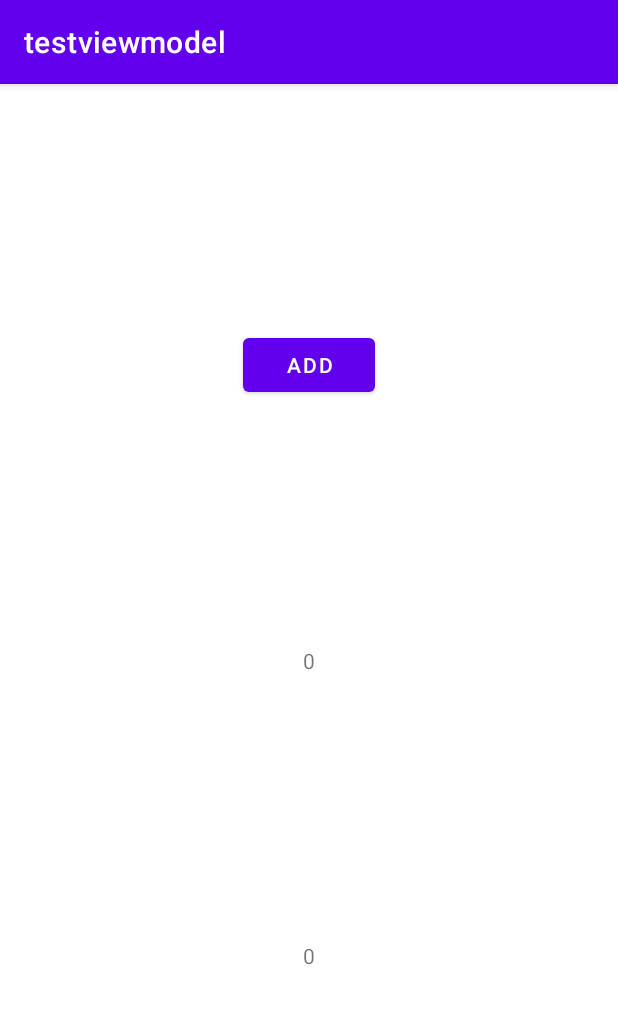
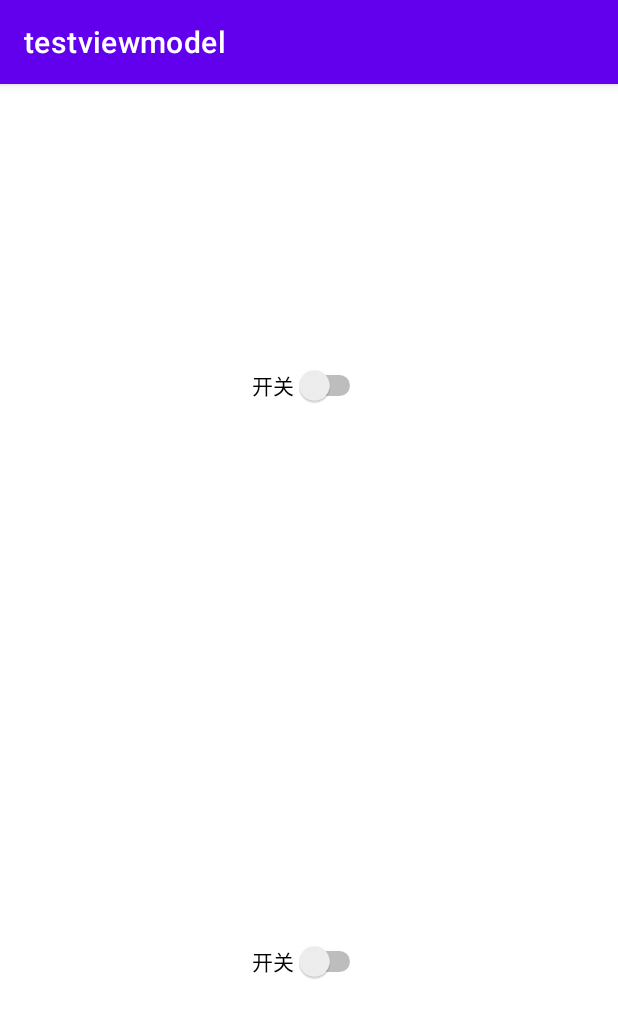
Before and after one commit to ElaineTaylor/TestJetpack, an Android app: the screen it shows after launch (MainActivity before the commit, TestFragmentActivity after it), on a phone screen of 412 x 824 dp. Shown: the top 1018 px of the screen. Run offline under Robolectric (Android 15) with nearby library versions, the phone set to English and light mode, and no system bars.

```diff
--- a/testviewmodel/build.gradle
+++ b/testviewmodel/build.gradle
@@ -33,6 +33,7 @@ dependencies {
     implementation 'androidx.appcompat:appcompat:1.2.0'
     implementation 'com.google.android.material:material:1.2.1'
     implementation 'androidx.constraintlayout:constraintlayout:2.0.4'
+    implementation 'androidx.legacy:legacy-support-v4:1.0.0'
     testImplementation 'junit:junit:4.+'
     androidTestImplementation 'androidx.test.ext:junit:1.1.2'
     androidTestImplementation 'androidx.test.espresso:espresso-core:3.3.0'
--- a/testviewmodel/src/main/AndroidManifest.xml
+++ b/testviewmodel/src/main/AndroidManifest.xml
@@ -9,13 +9,16 @@
         android:roundIcon="@mipmap/ic_launcher_round"
         android:supportsRtl="true"
         android:theme="@style/Theme.TestJetpack">
-        <activity android:name=".MainActivity">
+        <activity android:name=".testfragment.TestFragmentActivity">
             <intent-filter>
                 <action android:name="android.intent.action.MAIN" />
 
                 <category android:name="android.intent.category.LAUNCHER" />
             </intent-filter>
         </activity>
+        <activity android:name=".MainActivity">
+
+        </activity>
     </application>
 
 </manifest>
--- /dev/null
+++ b/testviewmodel/src/main/java/com/elaine/testviewmodel/testfragment/BottomFragment.java
@@ -0,0 +1,33 @@
+package com.elaine.testviewmodel.testfragment;
+
+import android.os.Bundle;
+import android.view.LayoutInflater;
+import android.view.View;
+import android.view.ViewGroup;
+import android.widget.Switch;
+
+import androidx.fragment.app.Fragment;
+import androidx.lifecycle.ViewModelProvider;
+
+import com.elaine.testviewmodel.R;
+
+/**
+ * 下面的Fragment，内有一个开关控件
+ */
+public class BottomFragment extends Fragment {
+
+    @Override
+    public View onCreateView(LayoutInflater inflater, ViewGroup container,
+                             Bundle savedInstanceState) {
+        // Inflate the layout for this fragment
+        View view = inflater.inflate(R.layout.fragment_bottom, container, false);
+        Switch swBottom = view.findViewById(R.id.sw_bottom);
+        //注意，这里要用getActivity()，而不是this
+        TestFragmentViewModel viewModel = new ViewModelProvider(getActivity(), new ViewModelProvider.AndroidViewModelFactory(getActivity().getApplication())).get(TestFragmentViewModel.class);
+        //公共viewModel数据变化监听
+        viewModel.getIsOpen().observe(this, swBottom::setChecked);
+        //控件操作监听
+        swBottom.setOnCheckedChangeListener((buttonView, isChecked) -> viewModel.getIsOpen().setValue(isChecked));
+        return view;
+    }
+}
--- /dev/null
+++ b/testviewmodel/src/main/java/com/elaine/testviewmodel/testfragment/TestFragmentActivity.java
@@ -0,0 +1,16 @@
+package com.elaine.testviewmodel.testfragment;
+
+import android.os.Bundle;
+
+import androidx.appcompat.app.AppCompatActivity;
+
+import com.elaine.testviewmodel.R;
+
+public class TestFragmentActivity extends AppCompatActivity {
+
+    @Override
+    protected void onCreate(Bundle savedInstanceState) {
+        super.onCreate(savedInstanceState);
+        setContentView(R.layout.activity_test_fragment);
+    }
+}
--- /dev/null
+++ b/testviewmodel/src/main/java/com/elaine/testviewmodel/testfragment/TestFragmentViewModel.java
@@ -0,0 +1,21 @@
+package com.elaine.testviewmodel.testfragment;
+
+import androidx.lifecycle.MutableLiveData;
+import androidx.lifecycle.ViewModel;
+
+/**
+ * BottomFragment和UpFragment公有的ViewModel
+ * author: elaine
+ * date: 2021/5/10
+ */
+public class TestFragmentViewModel extends ViewModel {
+    private MutableLiveData<Boolean> isOpen;
+
+    public MutableLiveData<Boolean> getIsOpen() {
+        if (isOpen == null) {
+            isOpen = new MutableLiveData<>();
+            isOpen.setValue(false);
+        }
+        return isOpen;
+    }
+}
--- /dev/null
+++ b/testviewmodel/src/main/java/com/elaine/testviewmodel/testfragment/UpFragment.java
@@ -0,0 +1,32 @@
+package com.elaine.testviewmodel.testfragment;
+
+import android.os.Bundle;
+import android.view.LayoutInflater;
+import android.view.View;
+import android.view.ViewGroup;
+import android.widget.Switch;
+
+import androidx.fragment.app.Fragment;
+import androidx.lifecycle.ViewModelProvider;
+
+import com.elaine.testviewmodel.R;
+
+/**
+ * 上面的Fragment，内有一个开关控件
+ */
+public class UpFragment extends Fragment {
+
+    @Override
+    public View onCreateView(LayoutInflater inflater, ViewGroup container,
+                             Bundle savedInstanceState) {
+        View view = inflater.inflate(R.layout.fragment_up, container, false);
+        Switch swUp = view.findViewById(R.id.sw_up);
+        //注意，这里要用getActivity()，而不是this
+        TestFragmentViewModel viewModel = new ViewModelProvider(getActivity(), new ViewModelProvider.AndroidViewModelFactory(getActivity().getApplication())).get(TestFragmentViewModel.class);
+        //公共viewModel数据变化监听
+        viewModel.getIsOpen().observe(this, swUp::setChecked);
+        //控件操作监听
+        swUp.setOnCheckedChangeListener((buttonView, isChecked) -> viewModel.getIsOpen().setValue(isChecked));
+        return view;
+    }
+}
--- /dev/null
+++ b/testviewmodel/src/main/res/layout/activity_test_fragment.xml
@@ -0,0 +1,37 @@
+<?xml version="1.0" encoding="utf-8"?>
+<androidx.constraintlayout.widget.ConstraintLayout xmlns:android="http://schemas.android.com/apk/res/android"
+    xmlns:app="http://schemas.android.com/apk/res-auto"
+    xmlns:tools="http://schemas.android.com/tools"
+    android:layout_width="match_parent"
+    android:layout_height="match_parent"
+    tools:context=".testfragment.TestFragmentActivity">
+
+    <androidx.constraintlayout.widget.Guideline
+        android:id="@+id/guideline4"
+        android:layout_width="wrap_content"
+        android:layout_height="wrap_content"
+        android:orientation="horizontal"
+        app:layout_constraintBottom_toBottomOf="parent"
+        app:layout_constraintGuide_end="366dp"
+        app:layout_constraintTop_toTopOf="parent" />
+
+    <fragment
+        android:id="@+id/up"
+        android:name="com.elaine.testviewmodel.testfragment.UpFragment"
+        android:layout_width="0dp"
+        android:layout_height="0dp"
+        app:layout_constraintBottom_toTopOf="@+id/guideline4"
+        app:layout_constraintEnd_toEndOf="parent"
+        app:layout_constraintStart_toStartOf="parent"
+        app:layout_constraintTop_toTopOf="parent" />
+
+    <fragment
+        android:id="@+id/bottom"
+        android:name="com.elaine.testviewmodel.testfragment.BottomFragment"
+        android:layout_width="0dp"
+        android:layout_height="0dp"
+        app:layout_constraintBottom_toBottomOf="parent"
+        app:layout_constraintEnd_toEndOf="parent"
+        app:layout_constraintStart_toStartOf="parent"
+        app:layout_constraintTop_toTopOf="@+id/guideline4" />
+</androidx.constraintlayout.widget.ConstraintLayout>
--- /dev/null
+++ b/testviewmodel/src/main/res/layout/fragment_bottom.xml
@@ -0,0 +1,19 @@
+<?xml version="1.0" encoding="utf-8"?>
+<androidx.constraintlayout.widget.ConstraintLayout xmlns:android="http://schemas.android.com/apk/res/android"
+    xmlns:app="http://schemas.android.com/apk/res-auto"
+    xmlns:tools="http://schemas.android.com/tools"
+    android:layout_width="match_parent"
+    android:layout_height="match_parent"
+    tools:context=".testfragment.BottomFragment">
+
+    <Switch
+        android:id="@+id/sw_bottom"
+        android:layout_width="wrap_content"
+        android:layout_height="wrap_content"
+        android:text="开关"
+        app:layout_constraintBottom_toBottomOf="parent"
+        app:layout_constraintEnd_toEndOf="parent"
+        app:layout_constraintStart_toStartOf="parent"
+        app:layout_constraintTop_toTopOf="parent" />
+
+</androidx.constraintlayout.widget.ConstraintLayout>
--- /dev/null
+++ b/testviewmodel/src/main/res/layout/fragment_up.xml
@@ -0,0 +1,19 @@
+<?xml version="1.0" encoding="utf-8"?>
+<androidx.constraintlayout.widget.ConstraintLayout xmlns:android="http://schemas.android.com/apk/res/android"
+    xmlns:app="http://schemas.android.com/apk/res-auto"
+    xmlns:tools="http://schemas.android.com/tools"
+    android:layout_width="match_parent"
+    android:layout_height="match_parent"
+    tools:context=".testfragment.UpFragment">
+
+    <Switch
+        android:id="@+id/sw_up"
+        android:layout_width="wrap_content"
+        android:layout_height="wrap_content"
+        android:text="开关"
+        app:layout_constraintBottom_toBottomOf="parent"
+        app:layout_constraintEnd_toEndOf="parent"
+        app:layout_constraintStart_toStartOf="parent"
+        app:layout_constraintTop_toTopOf="parent" />
+
+</androidx.constraintlayout.widget.ConstraintLayout>
--- a/testviewmodel/src/main/res/values/strings.xml
+++ b/testviewmodel/src/main/res/values/strings.xml
@@ -1,3 +1,5 @@
 <resources>
     <string name="app_name">testviewmodel</string>
+    <!-- TODO: Remove or change this placeholder text -->
+    <string name="hello_blank_fragment">Hello blank fragment</string>
 </resources>
```
